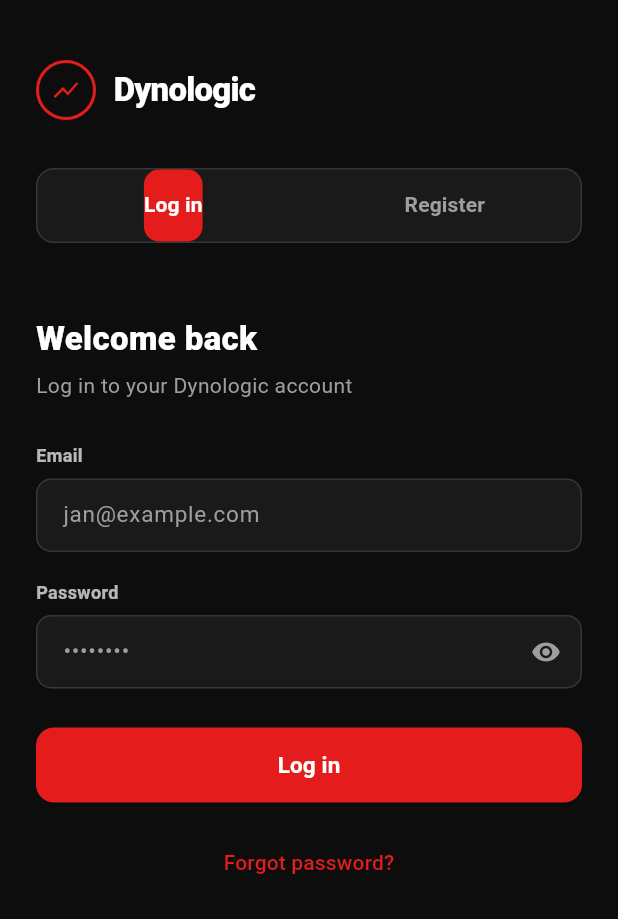
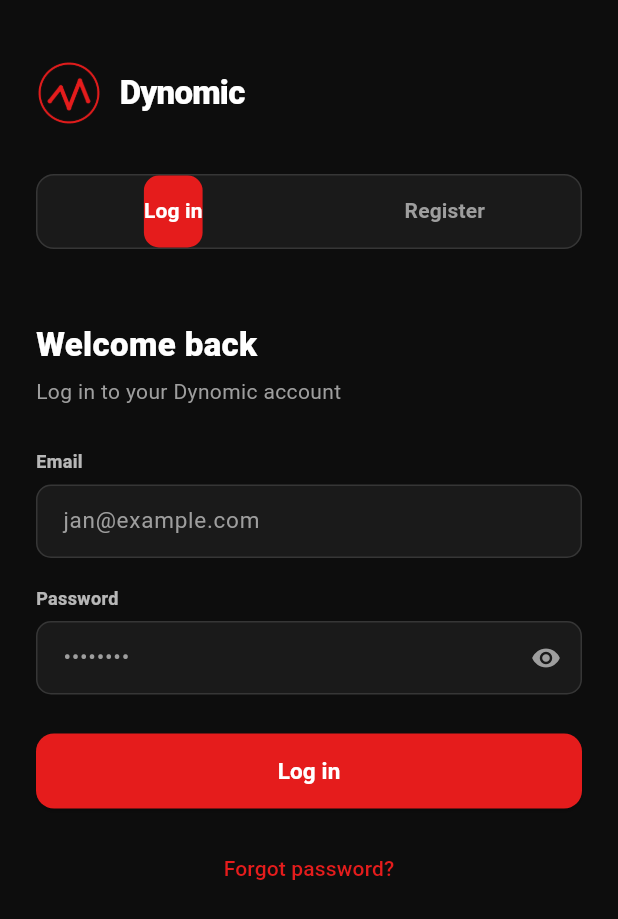
Before and after one commit to zydziupolska-cmyk/dyno-diy-flutter, a Flutter app: the screen it shows after launch, on a phone screen of 412 x 824 dp. Shown: the top 919 px of the screen. Run offline on Flutter 3.47's test engine with Material 3 defaults, Android fonts, the phone set to English and light mode, and no system bars; our stand-ins replace file_picker, fl_chart, flutter_blue_plus, flutter_secure_storage, image_picker, pdf and 3 more; accounts and stored records are empty.

Commit message:
Fix: Dynomic.pro integracja

```diff
--- a/lib/main.dart
+++ b/lib/main.dart
@@ -55,7 +55,7 @@
   @override
   Widget build(BuildContext context) {
     return MaterialApp(
-      title: 'Dynologic',
+      title: 'Dynomic',
       theme: ThemeData.dark().copyWith(
         primaryColor: Colors.redAccent,
         scaffoldBackgroundColor: const Color(0xFF121212),
@@ -124,7 +124,7 @@
   Widget build(BuildContext context) {
     return Scaffold(
       appBar: AppBar(
-        title: const Text('Dyno DIY - Start', style: TextStyle(fontWeight: FontWeight.bold)),
+        title: const Text('Dynomic - Start', style: TextStyle(fontWeight: FontWeight.bold)),
         backgroundColor: Colors.redAccent.withValues(alpha: 0.8),
         actions: [
           IconButton(
--- a/lib/screens/auth_screen.dart
+++ b/lib/screens/auth_screen.dart
@@ -37,17 +37,12 @@
           Padding(
             padding: const EdgeInsets.fromLTRB(24, 40, 24, 0),
             child: Row(children: [
-              Container(
-                width: 40, height: 40,
-                decoration: BoxDecoration(
-                  shape: BoxShape.circle,
-                  border: Border.all(color: const Color(0xFFE51C1C), width: 2),
-                ),
-                child: const Icon(Icons.show_chart,
-                    color: Color(0xFFE51C1C), size: 20),
+              Image.asset(
+                'assets/images/logo.png',
+                width: 44, height: 44,
               ),
               const SizedBox(width: 12),
-              const Text('Dynologic',
+              const Text('Dynomic',
                   style: TextStyle(
                       fontSize: 22, fontWeight: FontWeight.w800,
                       color: Colors.white, letterSpacing: -.5)),
@@ -158,7 +153,7 @@
                   fontSize: 22, fontWeight: FontWeight.w800,
                   color: Colors.white)),
           const SizedBox(height: 6),
-          const Text('Log in to your Dynologic account',
+          const Text('Log in to your Dynomic account',
               style: TextStyle(color: Colors.grey, fontSize: 14)),
           const SizedBox(height: 28),
 
@@ -198,7 +193,7 @@
                 // TODO Etap 4: reset hasła
                 ScaffoldMessenger.of(context).showSnackBar(
                   const SnackBar(
-                    content: Text('Password reset coming soon. Visit dynologic.io'),
+                    content: Text('Password reset coming soon. Visit dynomic.pro'),
                   ),
                 );
               },
@@ -365,7 +360,7 @@
             onChanged: (v) => setState(() => _terms = v),
             label: 'I agree to the Terms of Service and Privacy Policy',
             linkText: 'Terms of Service',
-            linkUrl: 'https://dynologic.io/terms',
+            linkUrl: 'https://dynomic.pro/terms',
           ),
 
           const SizedBox(height: 8),
--- a/lib/screens/history_screen.dart
+++ b/lib/screens/history_screen.dart
@@ -118,7 +118,7 @@
 
     await Share.shareXFiles(
       [XFile(file.path)],
-      subject: 'Dyno DIY – ${car.name} – ${runs.length} pomiar(y)',
+      subject: 'Dynomic – ${car.name} – ${runs.length} pomiar(y)',
       text: 'Eksport danych hamowni GPS\nAuto: ${car.name}\nLiczba pomiarów: ${runs.length}',
     );
   }
@@ -166,7 +166,7 @@
                 child: pw.Column(
                   crossAxisAlignment: pw.CrossAxisAlignment.start,
                   children: [
-                    pw.Text('DYNO DIY - Raport pomiaru',
+                    pw.Text('DYNOMIC - Raport pomiaru',
                         style: pw.TextStyle(
                             font: font, color: PdfColors.white,
                             fontSize: 20, fontWeight: pw.FontWeight.bold)),
@@ -290,7 +290,7 @@
                     ),
                   ]),
                   pw.Text(
-                    'Dyno DIY App ${DateTime.now().year}',
+                    'Dynomic App ${DateTime.now().year}',
                     style: pw.TextStyle(font: font, fontSize: 8,
                         color: PdfColors.grey),
                   ),
@@ -310,7 +310,7 @@
 
     await Share.shareXFiles(
       [XFile(file.path)],
-      subject: 'Dyno DIY – ${car.name} – ${_formatDate(run.timestamp)}',
+      subject: 'Dynomic – ${car.name} – ${_formatDate(run.timestamp)}',
     );
   }
 
--- a/lib/services/export_service.dart
+++ b/lib/services/export_service.dart
@@ -70,7 +70,7 @@
                 borderRadius: pw.BorderRadius.circular(8)),
             child: pw.Column(crossAxisAlignment: pw.CrossAxisAlignment.start,
               children: [
-                pw.Text('DYNO DIY - Raport pomiaru',
+                pw.Text('DYNOMIC - Raport pomiaru',
                     style: pw.TextStyle(font: font, color: PdfColors.white,
                         fontSize: 18, fontWeight: pw.FontWeight.bold)),
                 pw.SizedBox(height: 4),
@@ -137,7 +137,7 @@
               ]),
           pw.Spacer(),
           pw.Divider(),
-          pw.Text('Dyno DIY App ${DateTime.now().year}',
+          pw.Text('Dynomic App ${DateTime.now().year}',
               style: pw.TextStyle(font: font,
                   fontSize: 8, color: PdfColors.grey)),
         ],
@@ -150,7 +150,7 @@
         '${dir.path}/dyno_${name}_${run.timestamp.millisecondsSinceEpoch}.pdf');
     await file.writeAsBytes(await pdf.save());
     await Share.shareXFiles([XFile(file.path)],
-        subject: 'Dyno DIY - ${car.name} - ${_fmtDate(run.timestamp)}');
+        subject: 'Dynomic - ${car.name} - ${_fmtDate(run.timestamp)}');
   }
 
   pw.Widget _resultBox(String label, String value, pw.Font font) =>
@@ -353,7 +353,7 @@
                   pw.Text(
                     workshop.customText.isNotEmpty
                         ? workshop.customText
-                        : 'Pomiar GPS · Dyno DIY App',
+                        : 'Pomiar GPS · Dynomic App',
                     style: pw.TextStyle(font: font, fontSize: 8,
                         color: PdfColors.grey600),
                   ),
@@ -371,7 +371,7 @@
         '${dir.path}/dyno_print_${name}_${run.timestamp.millisecondsSinceEpoch}.pdf');
     await file.writeAsBytes(await pdf.save());
     await Share.shareXFiles([XFile(file.path)],
-        subject: 'Dyno DIY – ${car.name} – wydruk');
+        subject: 'Dynomic – ${car.name} – wydruk');
   }
 
   // ── Generuj wykres jako SVG string ───────────────────────────────────────
@@ -571,7 +571,7 @@
         '${dir.path}/dyno_${name}_${DateTime.now().millisecondsSinceEpoch}.xml');
     await file.writeAsString(buf.toString());
     await Share.shareXFiles([XFile(file.path)],
-        subject: 'Dyno DIY – ${car.name} – ${runs.length} pomiar(y)');
+        subject: 'Dynomic – ${car.name} – ${runs.length} pomiar(y)');
   }
 
   // ══════════════════════════════════════════════════════════════
--- a/pubspec.yaml
+++ b/pubspec.yaml
@@ -1,5 +1,5 @@
 name: dyno_diy
-description: "Dynologic – GPS Performance Analyzer"
+description: "Dynomic – GPS Performance Analyzer"
 # The following line prevents the package from being accidentally published to
 # pub.dev using `flutter pub publish`. This is preferred for private packages.
 publish_to: 'none' # Remove this line if you wish to publish to pub.dev
@@ -80,6 +80,9 @@
   # assets:
   #   - assets/firmware/dyno_esp32.bin
 
+  assets:
+    - assets/images/logo.png
+
   # The following line ensures that the Material Icons font is
   # included with your application, so that you can use the icons in
   # the material Icons class.
```
Also changed, not shown: assets/images/logo.png (added), 11 other files.
